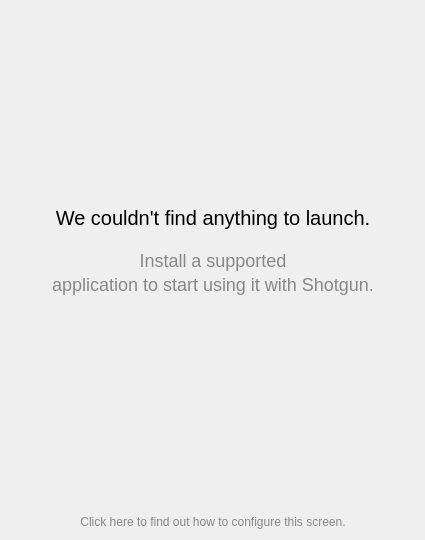
Qt form resources/no_apps_installed_overlay.ui (shotgunsoftware/tk-desktop) before a commit.
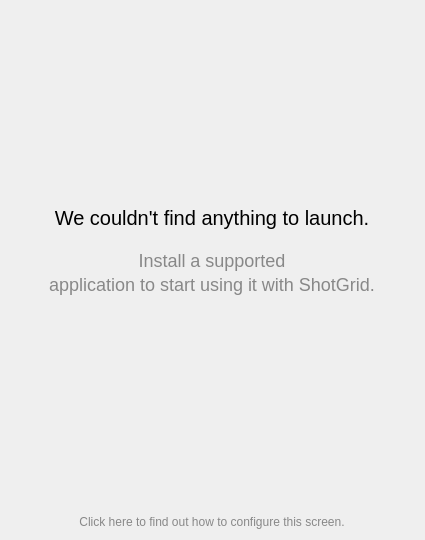
The same form after that commit.

```diff
--- a/resources/no_apps_installed_overlay.ui
+++ b/resources/no_apps_installed_overlay.ui
@@ -128,7 +128,7 @@
           <string notr="true">font-size: 18px; color: #888888</string>
          </property>
          <property name="text">
-          <string>application to start using it with Shotgun.</string>
+          <string>application to start using it with ShotGrid.</string>
          </property>
          <property name="alignment">
           <set>Qt::AlignCenter</set>
```
